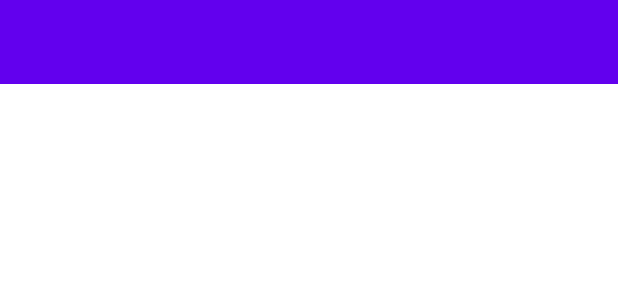
After one commit to iamantoniodinuzzo/Pothole-Client, an Android app: the layout fragment_settings.xml on its own in the app's theme, with its tools: preview values and no code run, on a phone screen of 412 x 824 dp. The commit adds this screen. Shown: the top 300 px of the screen. Run offline under Robolectric (Android 15) with nearby library versions, the phone set to English and light mode, and no system bars; network calls fail.

Commit message:
Aggiunta toolbar schermata Settings

```diff
--- /dev/null
+++ b/app/src/main/res/layout/fragment_settings.xml
@@ -0,0 +1,31 @@
+<?xml version="1.0" encoding="utf-8"?>
+<layout xmlns:android="http://schemas.android.com/apk/res/android"
+    xmlns:tools="http://schemas.android.com/tools"
+    xmlns:app="http://schemas.android.com/apk/res-auto">
+
+    <data>
+        <!-- Variables here -->
+    </data>
+
+    <RelativeLayout
+        android:layout_width="match_parent"
+        android:layout_height="match_parent">
+
+        <androidx.appcompat.widget.Toolbar
+            android:id="@+id/toolbar"
+            android:layout_width="match_parent"
+            android:layout_height="?attr/actionBarSize"
+            android:layout_alignParentStart="true"
+            app:titleTextColor="?attr/colorOnPrimary"
+            android:background="?attr/colorPrimary"
+            android:layout_alignParentTop="true"
+            android:layout_alignParentEnd="true" />
+        <!-- the id is defined by the support lib. -->
+        <FrameLayout
+            android:id="@android:id/list_container"
+            android:layout_width="match_parent"
+            android:layout_below="@id/toolbar"
+            android:layout_height="match_parent"
+            tools:targetApi="n" />
+    </RelativeLayout>
+</layout>
--- a/app/src/main/res/values/themes.xml
+++ b/app/src/main/res/values/themes.xml
@@ -14,6 +14,8 @@
         <!-- Navigation bar color-->
         <item name="android:navigationBarColor">?attr/colorPrimaryVariant</item>
         <!-- Customize your theme here. -->
+        <item name="preferenceTheme">@style/PrefsTheme</item>
+
     </style>
 
     <style name="CustomAlertDialog" parent="Theme.AppCompat.Dialog.Alert">
@@ -21,4 +23,8 @@
         <item name="android:textColor">?attr/colorOnSecondary</item>
         <item name="android:textColorPrimary">?attr/colorOnPrimary</item>
     </style>
+
+    <style name="PrefsTheme" parent="PreferenceThemeOverlay.v14.Material">
+        <item name="android:layout">@layout/fragment_settings</item>
+    </style>
 </resources>
```
Also changed, not shown: app/src/main/java/com/indisparte/pothole/view/MapsFragment.java (+4 -3 lines), app/src/main/java/com/indisparte/pothole/view/SettingsFragment.java (+27 -0 lines).
